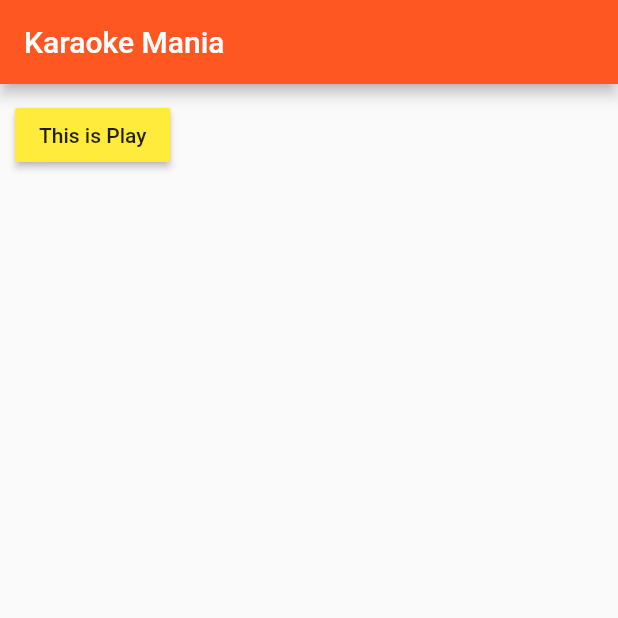
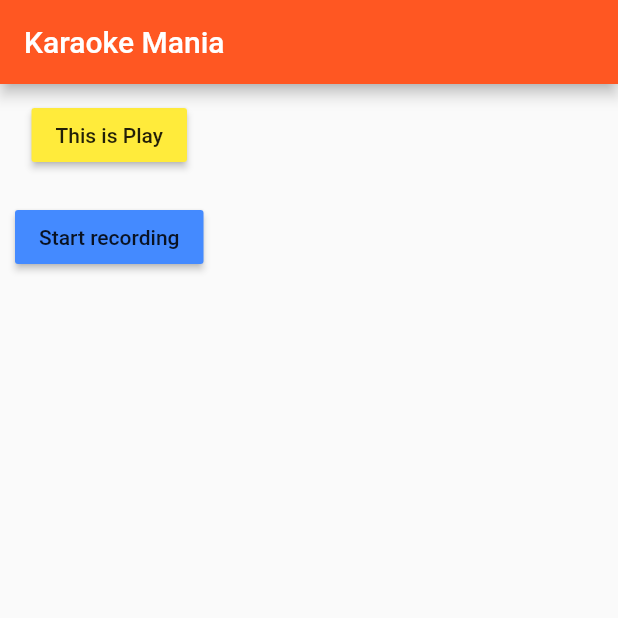
Before and after one commit to HWAD/sing-off, a Flutter app: the screen it shows after launch, after a tap on "This is Menu", on a phone screen of 412 x 824 dp, the top half of it. Run offline on Flutter 3.47's test engine with Material 2 defaults, Android fonts, the phone set to English and light mode, and no system bars; missing offline and left inert: flutter_sound.

Commit message:
add new button to record audio, will stop after 10 seconds

```diff
--- a/lib/manager.dart
+++ b/lib/manager.dart
@@ -1,9 +1,12 @@
 import 'package:flutter/material.dart';
+import 'package:flutter_sound/flutter_sound.dart';
+import 'package:intl/intl.dart';
 
 import './menu.dart';
 import './menu_control.dart';
 import './play.dart';
 import './play_control.dart';
+import './play_recordSound.dart';
 import './score.dart';
 import './score_control.dart';
 
@@ -69,6 +72,32 @@ class _Manager extends State<Manager> {
     });
   }
 
+  FlutterSound flutterSound = new FlutterSound();
+  var _recorderSubscription;
+
+  Future _startAudio() async {
+    String path = await flutterSound.startRecorder(null);
+    print('startRecorder: $path');
+    _recorderSubscription = flutterSound.onRecorderStateChanged.listen((e) {
+      DateTime date =
+          new DateTime.fromMillisecondsSinceEpoch(e.currentPosition.toInt());
+      String txt = DateFormat('mm:ss:SS', 'en_US').format(date);
+    });
+    print(_recorderSubscription);
+    return "x";
+  }
+
+  Future _endAudio() async {
+    String result = await flutterSound.stopRecorder();
+    print('stopRecorder: $result');
+
+    if (_recorderSubscription != null) {
+      _recorderSubscription.cancel();
+      _recorderSubscription = null;
+    }
+    return "y";
+  }
+
   @override
   Widget build(BuildContext context) {
     return Column(
@@ -92,6 +121,13 @@ class _Manager extends State<Manager> {
           visible: _isPlay,
         ),
         Visibility(
+          child: Container(
+            margin: EdgeInsets.all(10.0),
+            child: PlayRecordSound(_startAudio, _endAudio),
+          ),
+          visible: _isPlay,
+        ),
+        Visibility(
           child: Play(_play),
           visible: _isPlay,
         ),
--- /dev/null
+++ b/lib/play_recordSound.dart
@@ -0,0 +1,22 @@
+import 'package:flutter/material.dart';
+import 'dart:async';
+
+class PlayRecordSound extends StatelessWidget {
+  final Function startAudio;
+  final Function endAudio;
+
+  PlayRecordSound(this.startAudio, this.endAudio);
+
+  @override
+  Widget build(BuildContext context) {
+    return RaisedButton(
+      color: Colors.blueAccent,
+      onPressed: () {
+        startAudio();
+        Text("Recording started");
+        Timer(Duration(seconds: 10), () => {endAudio()});
+      },
+      child: Text('Start recording'),
+    );
+  }
+}
```
